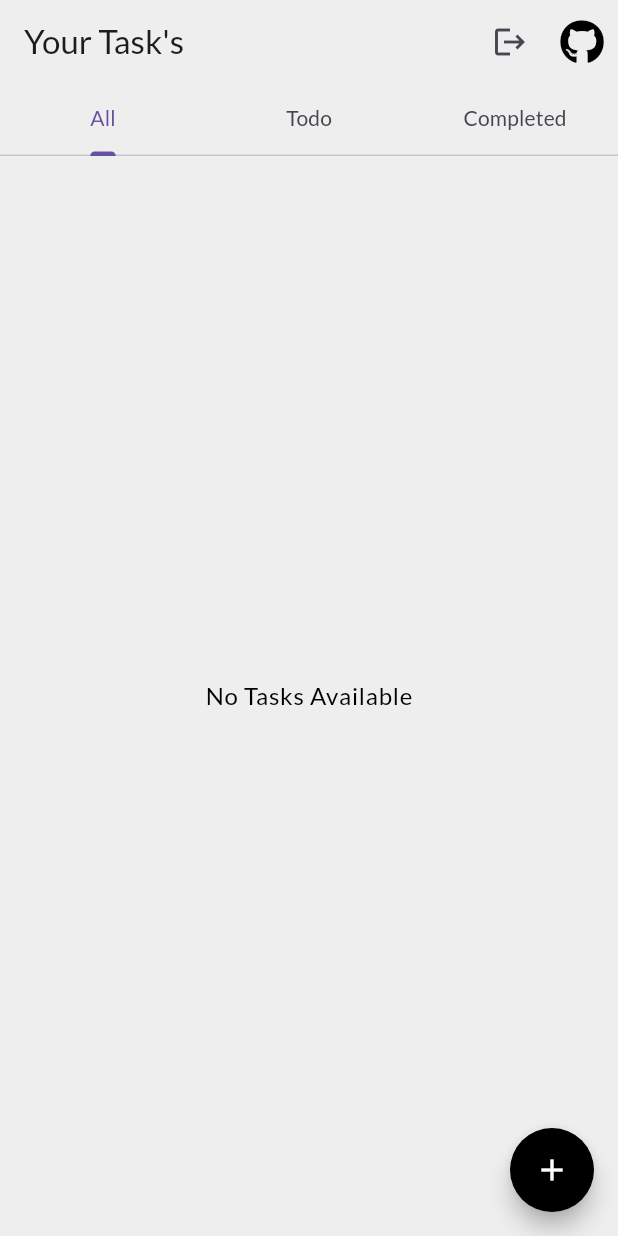
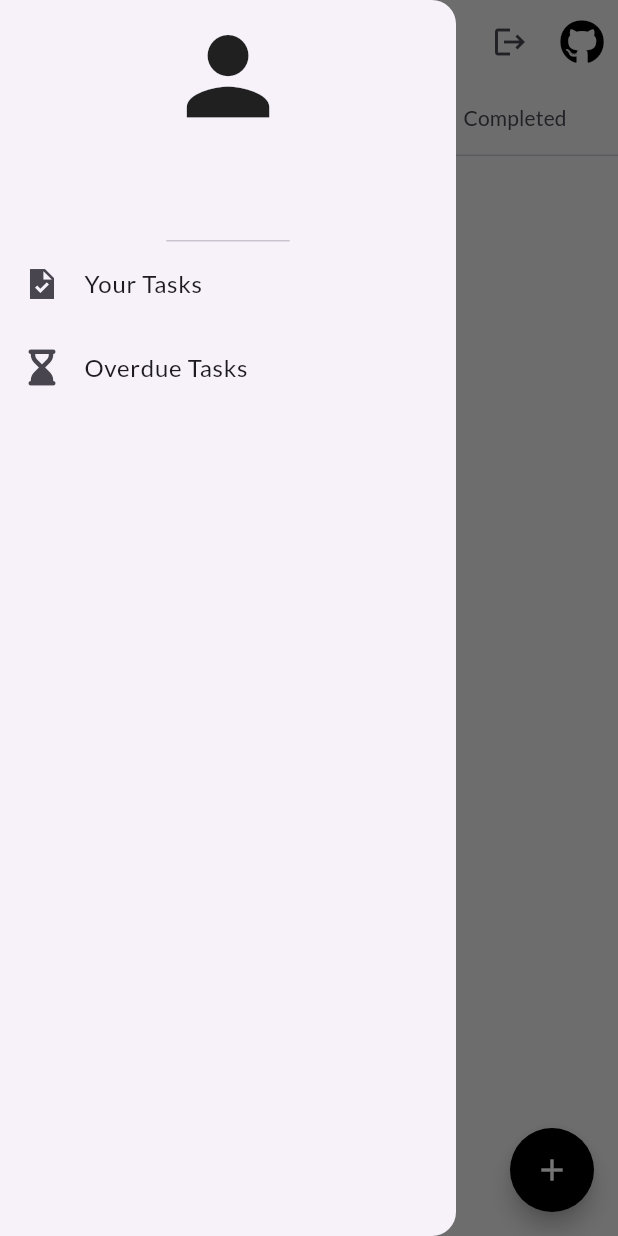
Before and after one commit to ChinmayMangela/todo, a Flutter app: the screen it shows once a user with an empty profile is signed in, with the side drawer open (before the commit the screen has no drawer), on a phone screen of 412 x 824 dp. Run offline on Flutter 3.47's test engine with Material 3 defaults, Android fonts, the phone set to English and light mode, and no system bars; our stand-ins replace cloud_firestore, firebase_auth, firebase_core, flutter_local_notifications, flutter_slidable, font_awesome_flutter and 3 more; accounts and stored records are empty.

Commit message:
added drawer

```diff
--- /dev/null
+++ b/lib/features/drawer/data/drawer_tile_data.dart
@@ -0,0 +1,27 @@
+import 'package:flutter/material.dart';
+import 'package:font_awesome_flutter/font_awesome_flutter.dart';
+import 'package:todo/features/drawer/models/drawer_tile.dart';
+import 'package:todo/features/task/presentation/screens/over_due_tasks_page.dart';
+import 'package:todo/main.dart';
+
+List<DrawerTile> drawerTiles = [
+  DrawerTile(
+    name: 'Your Tasks',
+    icon: Icons.task_sharp,
+    onTap: () {
+      navigatorKey.currentState!.pop();
+    },
+  ),
+  DrawerTile(
+    name: 'Overdue Tasks',
+    icon: FontAwesomeIcons.hourglassEnd,
+    onTap: () {
+      navigatorKey.currentState!.pop();
+      navigatorKey.currentState!.push(
+        MaterialPageRoute(
+          builder: (context) => OverDueTasksPage(),
+        ),
+      );
+    },
+  ),
+];
--- /dev/null
+++ b/lib/features/drawer/models/drawer_tile.dart
@@ -0,0 +1,13 @@
+import 'package:flutter/material.dart';
+
+class DrawerTile {
+  final String name;
+  final IconData icon;
+  final void Function() onTap;
+
+  const DrawerTile({
+    required this.name,
+    required this.icon,
+    required this.onTap,
+  });
+}
--- /dev/null
+++ b/lib/features/drawer/presentation/pages/drawer.dart
@@ -0,0 +1,24 @@
+
+import 'dart:math';
+
+import 'package:firebase_auth/firebase_auth.dart';
+import 'package:flutter/material.dart';
+import 'package:todo/features/drawer/presentation/widgets/my_drawer_header.dart';
+import 'package:todo/features/drawer/presentation/widgets/my_drawer_tiles.dart';
+import 'package:todo/utils/helper_functions.dart';
+
+class MyDrawer extends StatelessWidget {
+  const MyDrawer({super.key});
+
+  @override
+  Widget build(BuildContext context) {
+    return Drawer(
+      child: Column(
+        children: [
+          MyDrawerHeader(),
+          MyDrawerTiles(),
+        ],
+      ),
+    );
+  }
+}
--- /dev/null
+++ b/lib/features/drawer/presentation/widgets/my_drawer_header.dart
@@ -0,0 +1,28 @@
+import 'package:firebase_auth/firebase_auth.dart';
+import 'package:flutter/material.dart';
+import 'package:todo/utils/helper_functions.dart';
+
+class MyDrawerHeader extends StatelessWidget {
+  const MyDrawerHeader({super.key});
+
+  @override
+  Widget build(BuildContext context) {
+    final bool isDarkTheme = Theme.of(context).colorScheme.brightness == Brightness.dark;
+    User? currentUser = FirebaseAuth.instance.currentUser!;
+    return DrawerHeader(
+        padding: const EdgeInsets.only(top: 10),
+        margin: const EdgeInsets.only(top: 0),
+        child: Container(
+          child: Column(
+            crossAxisAlignment: CrossAxisAlignment.start,
+            children: [
+              Icon(Icons.person, size: Utils.getScreenHeight(context) * 0.1,),
+              const SizedBox(height: 15),
+              Text(currentUser.email!, style: Theme.of(context).textTheme.labelLarge!.copyWith(
+                  color: isDarkTheme ? Colors.white : Colors.black
+              ),),
+            ],
+          ),
+        ));
+  }
+}
--- /dev/null
+++ b/lib/features/drawer/presentation/widgets/my_drawer_tile.dart
@@ -0,0 +1,17 @@
+import 'package:flutter/material.dart';
+import 'package:todo/features/drawer/models/drawer_tile.dart';
+
+class MyDrawerTile extends StatelessWidget {
+  const MyDrawerTile({super.key, required this.drawerTile,});
+
+  final DrawerTile drawerTile;
+
+  @override
+  Widget build(BuildContext context) {
+    return ListTile(
+      onTap: drawerTile.onTap,
+      leading: Icon(drawerTile.icon),
+      title: Text(drawerTile.name),
+    );
+  }
+}
--- /dev/null
+++ b/lib/features/drawer/presentation/widgets/my_drawer_tiles.dart
@@ -0,0 +1,16 @@
+import 'package:flutter/material.dart';
+import 'package:todo/features/drawer/data/drawer_tile_data.dart';
+import 'package:todo/features/drawer/presentation/widgets/my_drawer_tile.dart';
+
+class MyDrawerTiles extends StatelessWidget {
+  const MyDrawerTiles({super.key});
+
+  @override
+  Widget build(BuildContext context) {
+    return Column(
+      children: drawerTiles.map((drawerTile) {
+        return MyDrawerTile(drawerTile: drawerTile);
+      }).toList(),
+    );
+  }
+}
--- a/lib/features/task/presentation/screens/home_screen.dart
+++ b/lib/features/task/presentation/screens/home_screen.dart
@@ -1,6 +1,7 @@
 import 'package:flutter/material.dart';
 import 'package:font_awesome_flutter/font_awesome_flutter.dart';
 import 'package:provider/provider.dart';
+import 'package:todo/features/drawer/presentation/pages/drawer.dart';
 import 'package:todo/features/task/presentation/providers/task_provider.dart';
 import 'package:todo/features/task/presentation/widgets/TabWidgets/all_task_list.dart';
 import 'package:todo/features/task/presentation/widgets/TabWidgets/completed_task_list.dart';
@@ -38,6 +39,7 @@ class _HomeScreenState extends State<HomeScreen> {
     return DefaultTabController(
       length: 3,
       child: Scaffold(
+        drawer: const MyDrawer(),
         appBar: _buildAppBar(isDarkMode),
         body: _buildTabBarView(),
         floatingActionButton: _buildFloatingActionButton(),
--- a/lib/features/task/presentation/widgets/task_list.dart
+++ b/lib/features/task/presentation/widgets/task_list.dart
@@ -1,3 +1,4 @@
+import 'package:firebase_auth/firebase_auth.dart';
 import 'package:flutter/material.dart';
 import 'package:flutter_slidable/flutter_slidable.dart';
 import 'package:provider/provider.dart';
@@ -5,6 +6,7 @@ import 'package:todo/features/task/domain/models/task.dart';
 import 'package:todo/features/task/presentation/providers/task_provider.dart';
 import 'package:todo/features/task/presentation/widgets/task_editing_bottom_sheet.dart';
 import 'package:todo/features/task/presentation/widgets/task_tile.dart';
+import 'package:todo/services/task_service.dart';
 import 'package:todo/utils/helper_functions.dart';
 
 class TaskList extends StatelessWidget {
@@ -17,7 +19,9 @@ class TaskList extends StatelessWidget {
 
   @override
   Widget build(BuildContext context) {
-    final isDarkMode = Theme.of(context).brightness == Brightness.dark;
+    final isDarkMode = Theme
+        .of(context)
+        .brightness == Brightness.dark;
     final taskListProvider = Provider.of<TaskProvider>(context);
     return ListView.builder(
       itemCount: tasks.length,
```
Also changed, not shown: lib/features/task/presentation/screens/over_due_tasks_page.dart (added, +45 -0 lines), lib/features/task/presentation/widgets/over_due_tasks_list.dart (added, +20 -0 lines), lib/services/task_service.dart (+28 -7 lines). Lines whose indentation alone changed are shown as unchanged.
